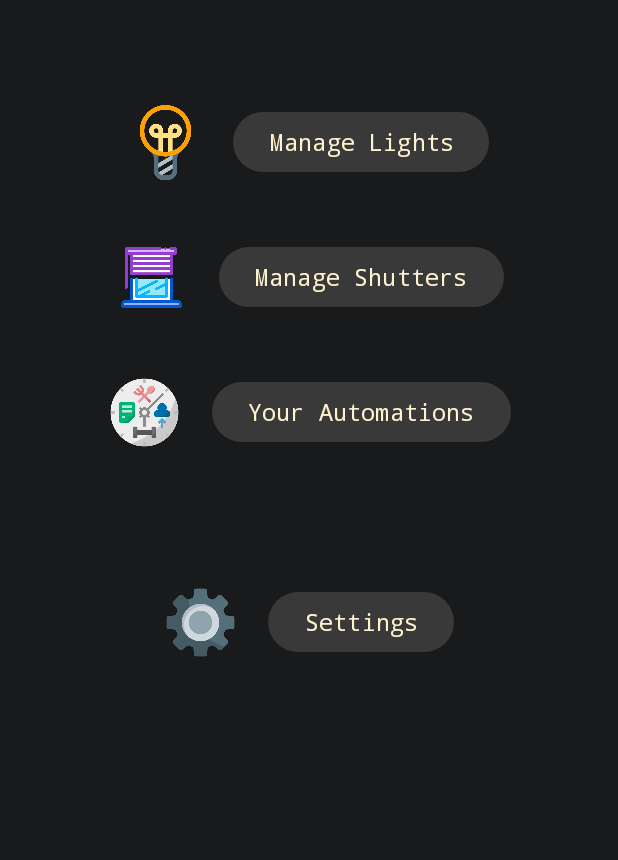
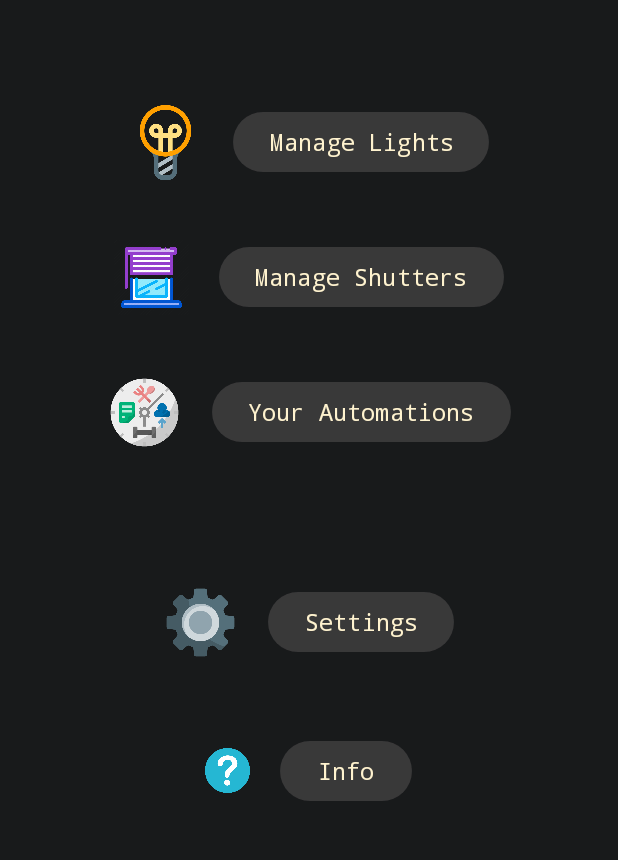
Before and after one commit to grebano/Smart_Home, an Android app: the screen it shows after launch (MainActivity), on a phone screen of 412 x 824 dp, the part 103-963 px from its top. Run offline under Robolectric (Android 15) with nearby library versions, the phone set to English and light mode, and no system bars.

Commit message:
update structure - added Information activity

```diff
--- a/Android_app/SmartHome/app/src/main/java/com/maiot/smarthome/Activities/SettingsActivity.java
+++ b/Android_app/SmartHome/app/src/main/java/com/maiot/smarthome/Activities/SettingsActivity.java
@@ -110,7 +110,6 @@ public class SettingsActivity extends AppCompatActivity {
      * funzione che setta gli hint degli edit text controllando che i valori iniziali non siano nulli
      */
     private void setHintEditText() {
-        //TODO: 10/05/2021 settare anche gli hint per tapparelle e wifi (magari usare dei loop)
 
         if (IpAddr_MacAddr.SHUTTER1_IP != null && !IpAddr_MacAddr.SHUTTER1_IP.equals("")) {
             ip_shutter_1.setHint(IpAddr_MacAddr.SHUTTER1_IP);
--- a/Android_app/SmartHome/app/src/main/java/com/maiot/smarthome/MainActivity.java
+++ b/Android_app/SmartHome/app/src/main/java/com/maiot/smarthome/MainActivity.java
@@ -27,6 +27,8 @@ public class MainActivity extends AppCompatActivity {
     private Button bttShutters = null;
     private Button bttAutomations = null;
     private Button bttSettings = null;
+
+    private Button bttInfo = null;
 
     private WifiManager wifiManager = null;
 
@@ -58,6 +60,9 @@ public class MainActivity extends AppCompatActivity {
 
         bttSettings = findViewById(R.id.bttSettings);
         button_start_settings_activity();
+
+        bttInfo = findViewById(R.id.bttInfo);
+        button_start_info_activity();
 
         // gestione dei permessi riguardanti la posizione
         getLocationPermission();
@@ -122,6 +127,19 @@ public class MainActivity extends AppCompatActivity {
         bttSettings.setOnClickListener(view -> {
             Intent intent = new Intent(getString(R.string.LAUNCH_SETTINGS_ACTIVITY));
             intent.putExtra(getString(R.string.LABEL_MESSAGE_SETTINGS), "settings");
+            //la funzione sotto vuole un intent e un intero che è quello che viene restituito nella backpropagation
+            //per capire quale activity è stata lanciata (è un id in pratica)
+            startActivity(intent);
+        });
+    }
+
+    /**
+     * funzione che gestisce il passaggio alla activity delle informazioni
+     */
+    private void button_start_info_activity() {
+        bttInfo.setOnClickListener(view -> {
+            Intent intent = new Intent(getString(R.string.LAUNCH_INFO_ACTIVITY));
+            intent.putExtra(getString(R.string.LABEL_MESSAGE_INFO), "info");
             //la funzione sotto vuole un intent e un intero che è quello che viene restituito nella backpropagation
             //per capire quale activity è stata lanciata (è un id in pratica)
             startActivity(intent);
--- a/Android_app/SmartHome/app/src/main/res/layout/activity_main.xml
+++ b/Android_app/SmartHome/app/src/main/res/layout/activity_main.xml
@@ -137,4 +137,34 @@
             />
     </LinearLayout>
 
+
+    <!-- Layout informazioni -->
+    <LinearLayout
+        android:layout_width="match_parent"
+        android:layout_height="wrap_content"
+        android:orientation="horizontal"
+        android:layout_marginTop="50dp"
+        android:gravity="center">
+
+        <!-- Immagine informazioni -->
+        <ImageView
+            android:layout_width="30dp"
+            android:layout_height="30dp"
+            android:src="@drawable/info"
+            android:layout_marginRight="20dp"
+            />
+
+        <!-- Bottone per gestire le informazioni -->
+        <Button
+            android:id="@+id/bttInfo"
+            android:layout_width="wrap_content"
+            android:layout_height="wrap_content"
+            android:backgroundTint="@color/ButtonBackground"
+            android:text="Info"
+            android:textSize="15dp"
+            android:textColor="@color/textColor"
+            android:fontFamily="monospace"
+            />
+    </LinearLayout>
+
 </LinearLayout>
--- a/Android_app/SmartHome/app/src/main/res/values/strings.xml
+++ b/Android_app/SmartHome/app/src/main/res/values/strings.xml
@@ -6,11 +6,13 @@
     <string name="LAUNCH_SHUTTERS_ACTIVITY">com.maiot.smarthome.Activities.ShuttersActivity</string>
     <string name="LAUNCH_AUTOMATIONS_ACTIVITY">com.maiot.smarthome.Activities.AutomationsActivity</string>
     <string name="LAUNCH_SETTINGS_ACTIVITY">com.maiot.smarthome.Activities.SettingsActivity</string>
+    <string name="LAUNCH_INFO_ACTIVITY">com.maiot.smarthome.Activities.InfoActivity</string>
 
     <string name="LABEL_MESSAGE_LIGHTS">Label_Message_lights</string>
     <string name="LABEL_MESSAGE_SHUTTERS">Label_Message_shutters</string>
     <string name="LABEL_MESSAGE_AUTOMATIONS">Label_Message_automations</string>
     <string name="LABEL_MESSAGE_SETTINGS">Label_Message_settings</string>
+    <string name="LABEL_MESSAGE_INFO">Label_Message_info</string>
 
     <!-- Automatic mode in shutters and lights -->
     <string name="AUTOMATIC_MODE">Automatic mode activated!</string>
@@ -30,5 +32,11 @@
     <string name="close">Close</string>
     <string name="open">Open</string>
 
+    <!-- Info -->
+    <string name="intro">This app allows you to control your smart devices in different ways.</string>
+    <string name="auto">1) Automatic mode: the app will turn on and off your devices following specific criteria that you can set in the settings page. For example it will open your shutters in the morning automatically.</string>
+    <string name="manual">2) Manual mode: the app will turn on the device when you press the button, and will turn it off when you press the button again.</string>
+    <string name="automations">3) Automations: there are some predefined automations that you can use to turn on/off the device. They are based on common events, such as the sunset or the sunrise.</string>
+
 
 </resources>
```
Also changed, not shown: Android_app/SmartHome/app/src/main/AndroidManifest.xml (+10 -1 lines), Android_app/SmartHome/app/src/main/java/com/maiot/smarthome/Activities/InfoActivity.java (added, +23 -0 lines), Android_app/SmartHome/app/src/main/res/layout/automations.xml (+4 -4 lines), Android_app/SmartHome/app/src/main/res/layout/informations.xml (added, +107 -0 lines), Android_app/SmartHome/app/src/main/res/drawable/info.png (added).
